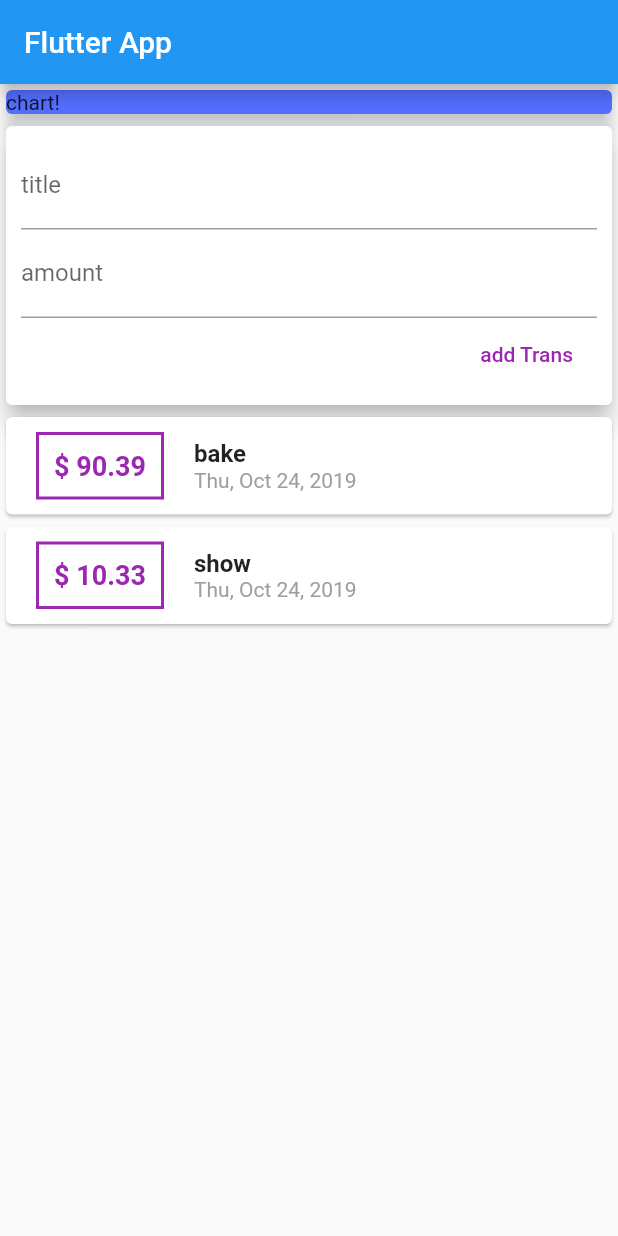
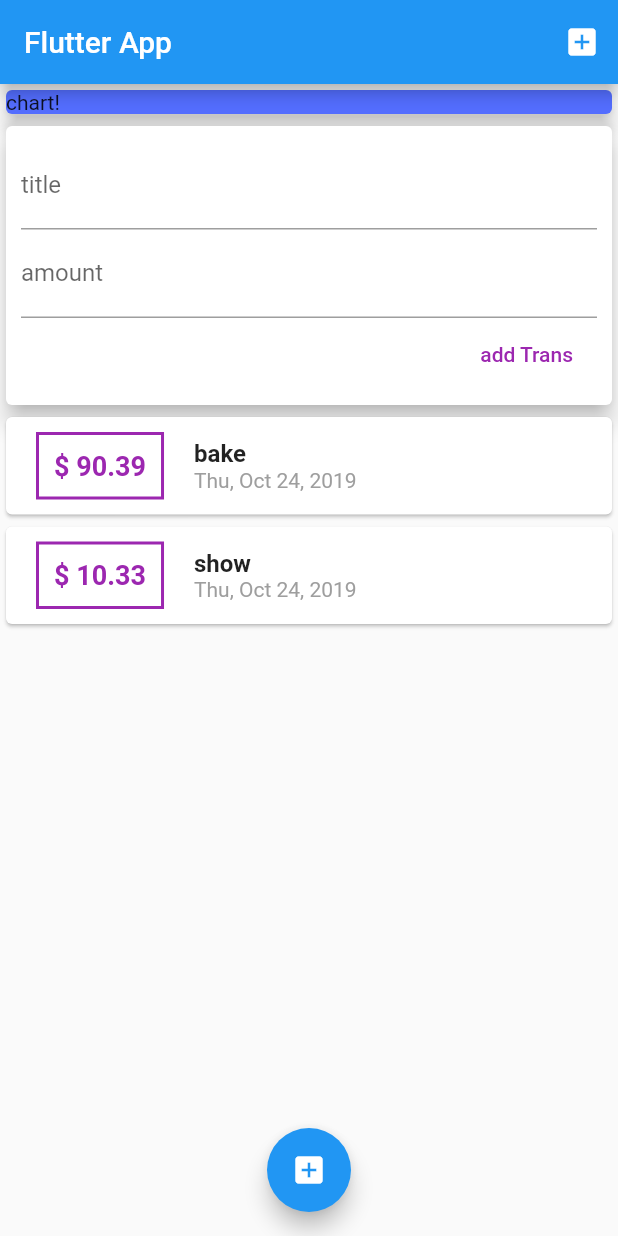
Before and after one commit to shafinr23/expense-app, a Flutter app: the screen it shows after launch, on a phone screen of 412 x 824 dp. Run offline on Flutter 3.47's test engine with Material 2 defaults, Android fonts, the phone set to English and light mode, and no system bars.

Commit message:
add IconButton and  floatingActionButton

```diff
--- a/lib/main.dart
+++ b/lib/main.dart
@@ -30,6 +30,12 @@ final amountController = TextEditingController();
     return Scaffold(
       appBar: AppBar(
         title: Text('Flutter App'),
+        actions: <Widget>[
+          IconButton(
+            icon: Icon(Icons.add_box),
+            onPressed: (){},
+          )
+        ],
       ),
       body: SingleChildScrollView(
       child: Column(
@@ -48,6 +54,8 @@ final amountController = TextEditingController();
         ],
       ),
       ),
+      floatingActionButtonLocation: FloatingActionButtonLocation.centerFloat,
+      floatingActionButton: FloatingActionButton(child: Icon(Icons.add_box),),
     );
   }
 }
```
